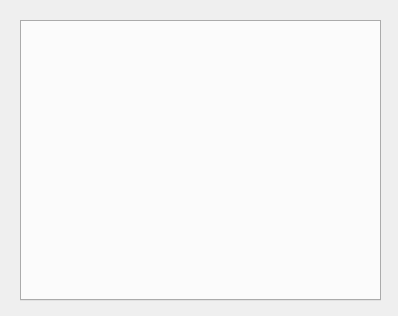
This is Avasoft_thorlabs_kikkare/rotation_mount_settings_window.ui in AlwaysLati/thorlabs_rotation_stage_controller as Qt 5 draws it before an edit. The edited form follows.
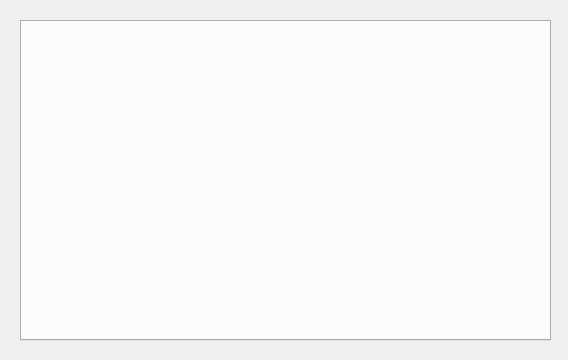
This is the edited form.

The edit to the form file:
```diff
--- a/Avasoft_thorlabs_kikkare/rotation_mount_settings_window.ui
+++ b/Avasoft_thorlabs_kikkare/rotation_mount_settings_window.ui
@@ -6,8 +6,8 @@
    <rect>
     <x>0</x>
     <y>0</y>
-    <width>398</width>
-    <height>316</height>
+    <width>568</width>
+    <height>360</height>
    </rect>
   </property>
   <property name="windowTitle">
@@ -18,8 +18,8 @@
     <rect>
      <x>20</x>
      <y>20</y>
-     <width>361</width>
-     <height>281</height>
+     <width>531</width>
+     <height>321</height>
     </rect>
    </property>
    <property name="currentIndex">
```
